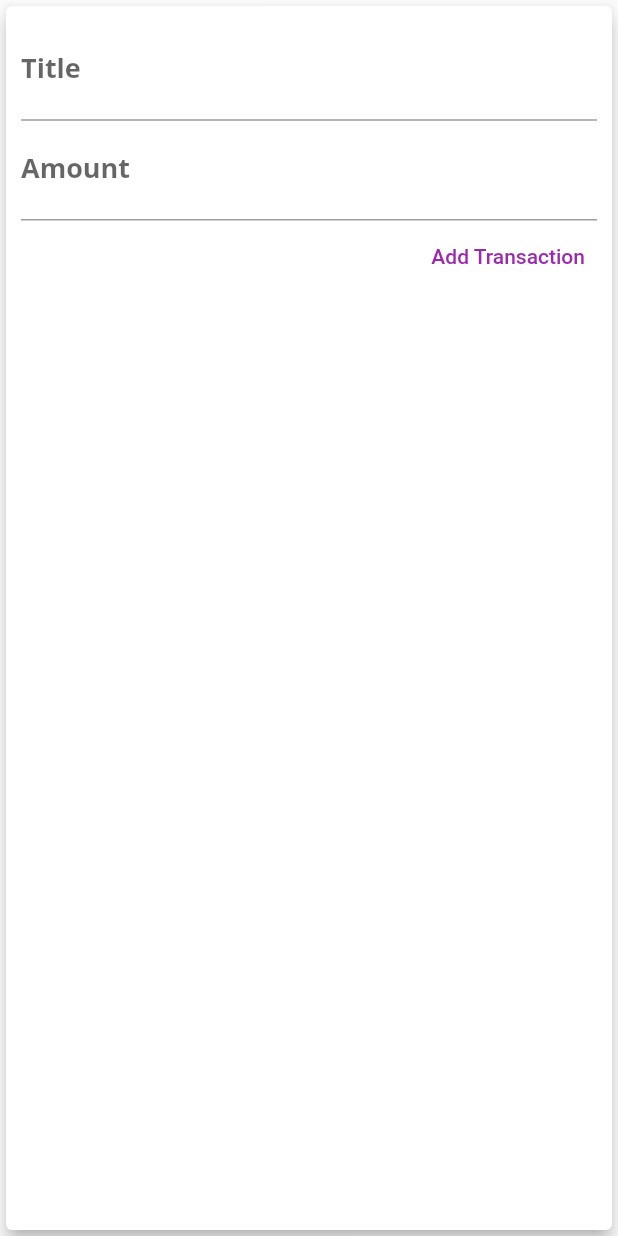
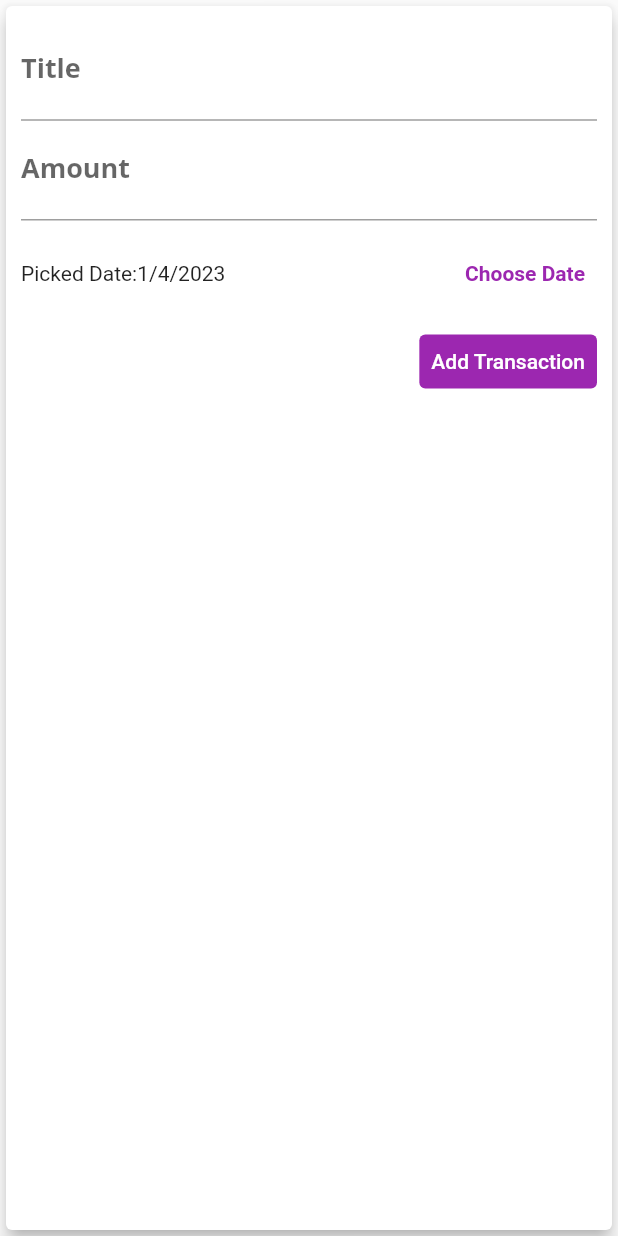
Before and after one commit to haile-12-21-23/expense_planner, a Flutter app: the NewTransaction widget shown alone on an empty page, opened directly with empty values, after a tap on "Add Transaction", on a phone screen of 412 x 824 dp. Run offline on Flutter 3.47's test engine with Material 2 defaults, Android fonts, the phone set to English and light mode, and no system bars.

```diff
--- a/lib/widgets/new_transaction.dart
+++ b/lib/widgets/new_transaction.dart
@@ -1,4 +1,5 @@
 import 'package:flutter/material.dart';
+import 'package:intl/intl.dart';
 
 class NewTransaction extends StatefulWidget {
   final Function addNewTx;
@@ -10,19 +11,38 @@ class NewTransaction extends StatefulWidget {
 
 class _NewTransactionState extends State<NewTransaction> {
   final titleController = TextEditingController();
-
   final amountController = TextEditingController();
+  late DateTime selectedDate = DateTime.now();
 
   void submitList() {
     final enteredTitle = titleController.text.trim();
     final enteredAmount = (amountController.text).isNotEmpty
         ? double.parse(amountController.text.trim())
         : 0;
-    if (enteredTitle.isEmpty || enteredAmount <= 0 || enteredAmount.isNaN) {
+    if (enteredTitle.isEmpty ||
+        enteredAmount <= 0 ||
+        enteredAmount.isNaN ||
+        selectedDate == null) {
       return;
     }
-    widget.addNewTx(enteredTitle, enteredAmount);
+    widget.addNewTx(enteredTitle, enteredAmount, selectedDate);
     Navigator.of(context).pop();
+  }
+
+  void presentDatePicker() {
+    showDatePicker(
+            context: context,
+            initialDate: DateTime.now(),
+            firstDate: DateTime(1980),
+            lastDate: DateTime.now())
+        .then((pickedDate) {
+      if (pickedDate == null) {
+        return;
+      }
+      setState(() {
+        selectedDate = pickedDate;
+      });
+    });
   }
 
   @override
@@ -47,15 +67,33 @@ class _NewTransactionState extends State<NewTransaction> {
               controller: amountController,
               keyboardType: TextInputType.number,
               onSubmitted: (_) => submitList(),
-              // onChanged: (value) {
-              //   inputAmount = value;
-              // },
+            ),
+            SizedBox(
+              height: 70,
+              child: Row(
+                children: [
+                  Expanded(
+                    child: Text(selectedDate == null
+                        ? 'No Date Chosen'
+                        : 'Picked Date:${DateFormat.yMd().format(selectedDate)}'),
+                  ),
+                  TextButton(
+                      onPressed: presentDatePicker,
+                      child: const Text(
+                        'Choose Date',
+                        style: TextStyle(fontWeight: FontWeight.bold),
+                      ))
+                ],
+              ),
             ),
             TextButton(
+              style: ButtonStyle(
+                  backgroundColor: MaterialStateProperty.all(
+                      Theme.of(context).primaryColor)),
               onPressed: submitList,
               child: const Text(
                 'Add Transaction',
-                style: TextStyle(color: Colors.purple),
+                style: TextStyle(color: Colors.white),
               ),
             )
           ],
```
Also changed, not shown: lib/constants/utils.dart (added, +25 -0 lines), lib/main.dart (+20 -7 lines), lib/widgets/transaction_list.dart (+35 -2 lines).
